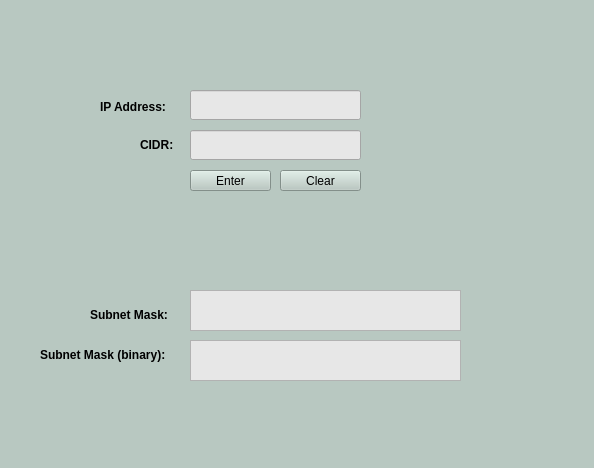
First picture: the form in UI/mainwindow.ui, repository cholmcdowell/Zubnetting-Basic-Subnetting-Tool-Program, before the edit.
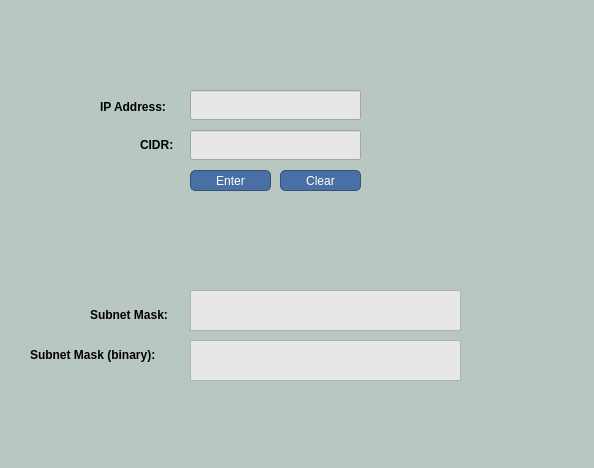
Second picture: the form after the edit.

Commit message: button styling

```diff
--- a/UI/mainwindow.ui
+++ b/UI/mainwindow.ui
@@ -105,9 +105,39 @@
       <height>21</height>
      </rect>
     </property>
+    <property name="font">
+     <font>
+      <bold>false</bold>
+     </font>
+    </property>
+    <property name="mouseTracking">
+     <bool>true</bool>
+    </property>
+    <property name="styleSheet">
+     <string notr="true">QPushButton {
+    background-color: #4A6FA5;
+    color: white;
+    border: 1px solid #35527A;
+    border-radius: 5px;
+    padding: 4px;
+}
+QPushButton:hover {
+    background-color: rgb(135, 135, 135);
+}
+
+QPushButton:pressed {
+    background-color: #2E4A6B;
+}</string>
+    </property>
     <property name="text">
      <string>Enter</string>
     </property>
+    <property name="checkable">
+     <bool>false</bool>
+    </property>
+    <property name="flat">
+     <bool>false</bool>
+    </property>
    </widget>
    <widget class="QLabel" name="lblSubnet">
     <property name="geometry">
@@ -150,9 +180,9 @@
    <widget class="QLabel" name="lblSubnet_binary">
     <property name="geometry">
      <rect>
-      <x>40</x>
+      <x>30</x>
       <y>340</y>
-      <width>145</width>
+      <width>161</width>
       <height>30</height>
      </rect>
     </property>
@@ -194,6 +224,23 @@
       <height>21</height>
      </rect>
     </property>
+    <property name="styleSheet">
+     <string notr="true">QPushButton {
+    background-color: #4A6FA5;
+    color: white;
+    border: 1px solid #35527A;
+    border-radius: 5px;
+    padding: 4px;
+}
+
+QPushButton:hover {
+    background-color: rgb(135, 135, 135);
+}
+
+QPushButton:pressed {
+    background-color: #2E4A6B;
+}</string>
+    </property>
     <property name="text">
      <string>Clear</string>
     </property>
```
